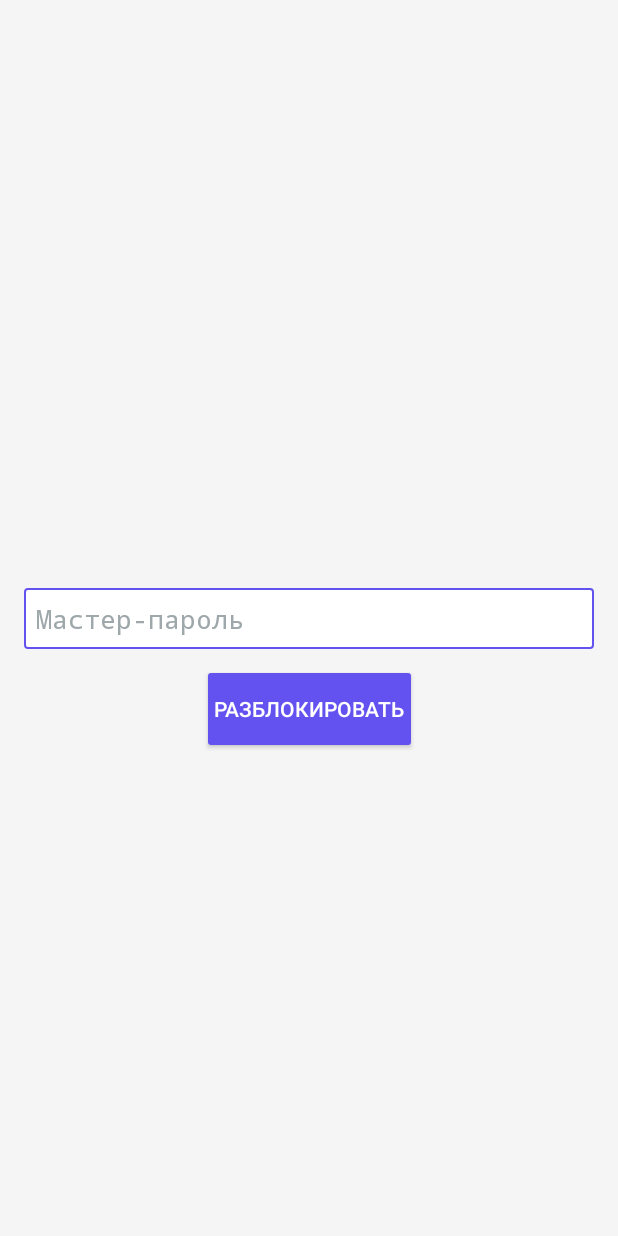
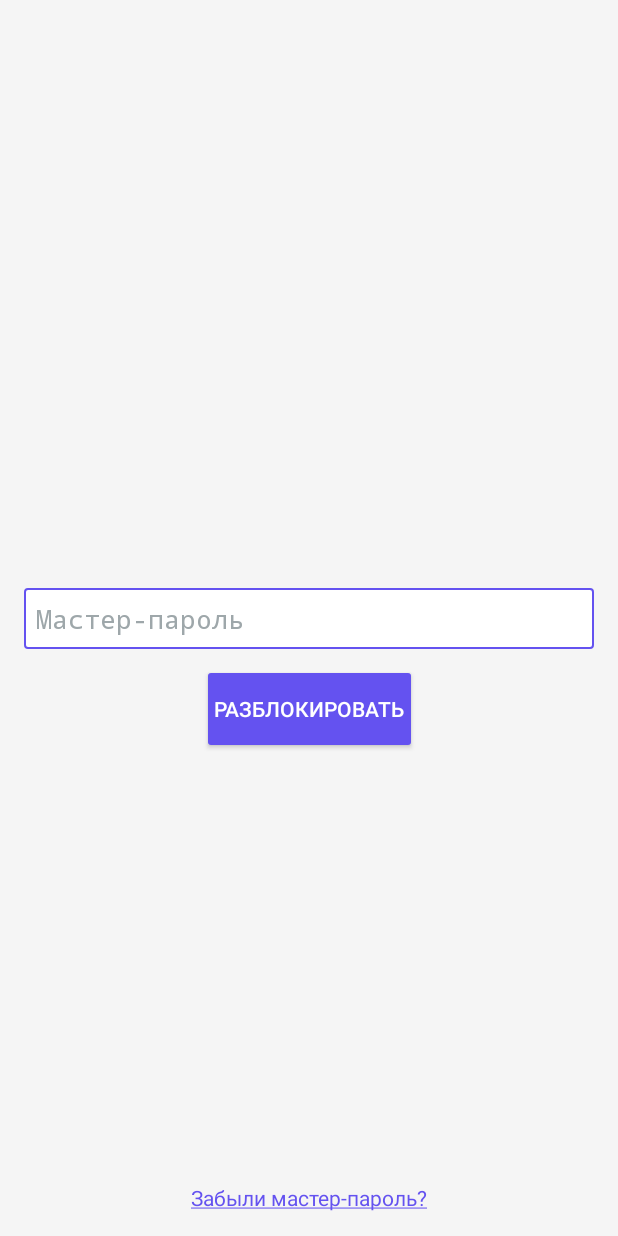
Before and after one commit to kkgosu/Password-Helper, an Android app: the MasterPasswordActivity screen opened directly, with no data from a screen before it, on a phone screen of 412 x 824 dp. Run offline under Robolectric (Android 15) with nearby library versions, the phone set to English and light mode, and no system bars.

Commit message:
added reset master password functionality

```diff
--- a/app/build.gradle
+++ b/app/build.gradle
@@ -7,7 +7,7 @@ android {
     buildToolsVersion "29.0.2"
     defaultConfig {
         applicationId "com.sber.rupassword"
-        minSdkVersion 21
+        minSdkVersion 22
         targetSdkVersion 29
         versionCode 1
         versionName "1.0"
--- a/app/src/main/AndroidManifest.xml
+++ b/app/src/main/AndroidManifest.xml
@@ -5,7 +5,6 @@
 
     <uses-permission android:name="android.permission.AUTHENTICATE_ACCOUNTS" />
     <uses-permission android:name="android.permission.GET_ACCOUNTS" />
-
     <uses-permission
         android:name="android.permission.MANAGE_ACCOUNTS"
         android:maxSdkVersion="22" />
@@ -18,7 +17,8 @@
         android:supportsRtl="true"
         android:theme="@style/AppTheme"
         tools:ignore="GoogleAppIndexingWarning">
-        <activity android:name=".CreateMasterPassword" />
+        <activity android:name=".ResetMasterPasswordActivity"></activity>
+        <activity android:name=".CreateMasterPasswordActivity" />
         <activity android:name=".MainActivity" />
         <activity android:name=".MasterPasswordActivity">
             <intent-filter>
@@ -32,6 +32,7 @@
             <intent-filter>
                 <action android:name="android.accounts.AccountAuthenticator" />
             </intent-filter>
+
             <meta-data
                 android:name="android.accounts.AccountAuthenticator"
                 android:resource="@xml/authenticator" />
--- a/app/src/main/java/com/sber/rupassword/CreateMasterPassword.kt
+++ b/app/src/main/java/com/sber/rupassword/CreateMasterPasswordActivity.kt
@@ -7,7 +7,7 @@ import com.sber.rupassword.auth.Account
 import com.sber.rupassword.auth.AccountManager
 import kotlinx.android.synthetic.main.activity_create_master_password.*
 
-class CreateMasterPassword : Activity() {
+class CreateMasterPasswordActivity : Activity() {
 
     override fun onCreate(savedInstanceState: Bundle?) {
         super.onCreate(savedInstanceState)
@@ -22,5 +22,9 @@ class CreateMasterPassword : Activity() {
                 startActivity(Intent(this, MasterPasswordActivity::class.java))
             }
         }
+
+        cancel.setOnClickListener {
+            onBackPressed()
+        }
     }
 }
--- a/app/src/main/java/com/sber/rupassword/MasterPasswordActivity.kt
+++ b/app/src/main/java/com/sber/rupassword/MasterPasswordActivity.kt
@@ -14,18 +14,20 @@ class MasterPasswordActivity : Activity() {
 
         val manager = AccountManager(this)
         if (manager.current == null) {
-            println("BaseActivity.onCreate")
-            startActivity(Intent(this, CreateMasterPassword::class.java))
+            startActivity(Intent(this, CreateMasterPasswordActivity::class.java))
         }
 
         unlock.setOnClickListener {
             manager.apply {
                 if (this.current?.password == master_password_input.text.toString()) {
-                    println("MasterPasswordActivity.onCreate")
                     startActivity(Intent(this@MasterPasswordActivity, MainActivity::class.java))
                     finishAffinity()
                 }
             }
         }
+
+        forgot_password.setOnClickListener {
+            startActivity(Intent(this, ResetMasterPasswordActivity::class.java))
+        }
     }
 }
--- a/app/src/main/java/com/sber/rupassword/auth/Authenticator.kt
+++ b/app/src/main/java/com/sber/rupassword/auth/Authenticator.kt
@@ -7,7 +7,7 @@ import android.accounts.AccountManager
 import android.content.Context
 import android.content.Intent
 import android.os.Bundle
-import com.sber.rupassword.CreateMasterPassword
+import com.sber.rupassword.CreateMasterPasswordActivity
 
 class Authenticator(private val context: Context) : AbstractAccountAuthenticator(context) {
     override fun getAuthTokenLabel(authTokenType: String?): String? = null
@@ -35,7 +35,7 @@ class Authenticator(private val context: Context) : AbstractAccountAuthenticator
             authTokenType: String?, requiredFeatures: Array<out String>?,
             options: Bundle?): Bundle? = Bundle().apply {
         if (AccountManager.get(context).getAccountsByType(ACCOUNT_TYPE).isEmpty()) {
-            val intent = Intent(context, CreateMasterPassword::class.java)
+            val intent = Intent(context, CreateMasterPasswordActivity::class.java)
             intent.putExtra(KEY_TOKEN_TYPE, TOKEN_TYPE)
             intent.putExtra(AccountManager.KEY_ACCOUNT_AUTHENTICATOR_RESPONSE, response)
             putParcelable(AccountManager.KEY_INTENT, intent)
--- a/app/src/main/res/layout/activity_master_password.xml
+++ b/app/src/main/res/layout/activity_master_password.xml
@@ -31,4 +31,14 @@
         app:layout_constraintStart_toStartOf="@id/master_password_input"
         app:layout_constraintTop_toBottomOf="@id/master_password_input" />
 
+    <TextView
+        android:id="@+id/forgot_password"
+        android:layout_width="wrap_content"
+        android:layout_height="wrap_content"
+        android:text="@string/forgot_master_password"
+        android:textColor="@color/colorPrimary"
+        app:layout_constraintBottom_toBottomOf="parent"
+        app:layout_constraintEnd_toEndOf="parent"
+        app:layout_constraintStart_toStartOf="parent" />
+
 </androidx.constraintlayout.widget.ConstraintLayout>
--- a/app/src/main/res/values/strings.xml
+++ b/app/src/main/res/values/strings.xml
@@ -21,6 +21,10 @@
     <string name="proceed">Продолжить</string>
     <string name="cancel">Отмена</string>
     <string name="label">Password Saver</string>
+    <string name="forgot_master_password"><u>Забыли мастер-пароль?</u></string>
+    <string name="reset_password_desc">К сожалению, мастер-пароль невозможно восстановить в целях безопасности.  Вы можете создать новое хранилище, а все сохраненные данные из предыдущего будут удалены.</string>
+    <string name="reset_password_and_delete">Сбросить мастер-пароль и удалить все данные?</string>
+    <string name="reset_and_delete">Сборосить и удалить</string>
 
     <plurals name="symbols_count">
         <item quantity="one">%1$d символ</item>
```
Also changed, not shown: app/src/main/java/com/sber/rupassword/ResetMasterPasswordActivity.kt (added, +25 -0 lines), app/src/main/java/com/sber/rupassword/auth/AccountManager.kt (+4 -6 lines), app/src/main/res/layout/activity_reset_master_password.xml (added, +56 -0 lines).
